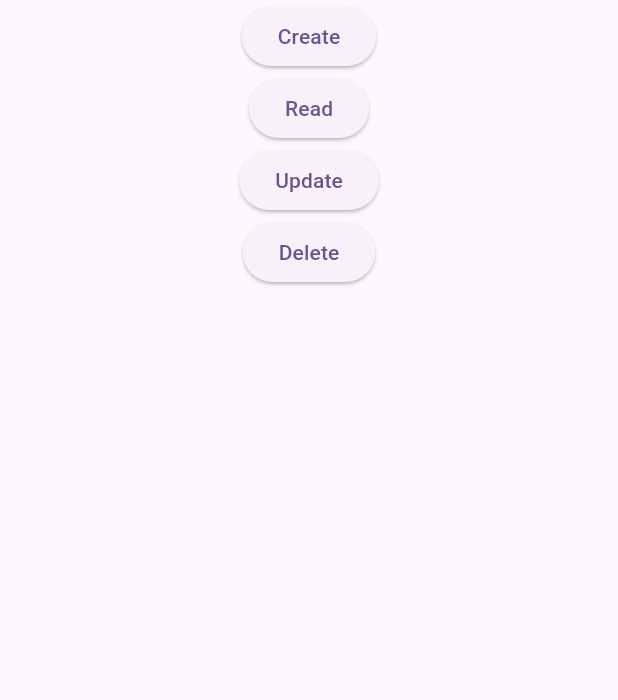
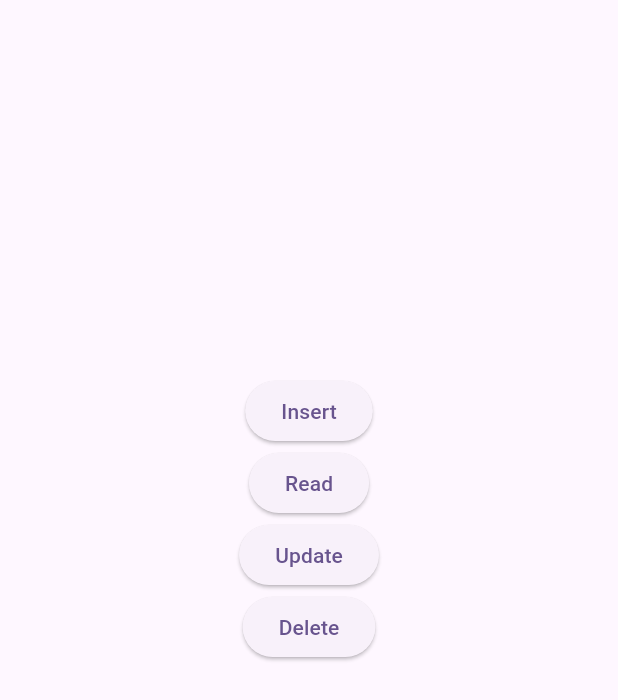
Before and after one commit to manmay-sakib/sqlite_database, a Flutter app: the screen it shows after launch, after a tap on "Update", on a phone screen of 412 x 824 dp. Shown: the top 700 px of the screen. Run offline on Flutter 3.47's test engine with Material 2 defaults, Android fonts, the phone set to English and light mode, and no system bars; our stand-ins replace sqflite; accounts and stored records are empty.

```diff
--- a/lib/main.dart
+++ b/lib/main.dart
@@ -1,4 +1,5 @@
 import 'package:flutter/material.dart';
+import 'package:sqlite_database/db_helper.dart';
 
 void main() {
   runApp(const MyApp());
@@ -28,17 +29,46 @@ class DatabaseScreen extends StatelessWidget {
   Widget build(BuildContext context) {
     return Scaffold(
       body: Center(
+        child: Padding(
+          padding: const EdgeInsets.only(top: 250),
           child: Column(
             children: [
               //create button
-            ElevatedButton(onPressed: () {}, child: Text("Create")),
+              ElevatedButton(
+                onPressed: () async {
+                  await DatabaseHelper.instance.insertRecord({
+                    DatabaseHelper.ColumnName: 'Flutter',
+                  });
+                },
+                child: Text("Insert"),
+              ),
               //read button
-            ElevatedButton(onPressed: () {}, child: Text("Read")),
+              ElevatedButton(
+                onPressed: () async {
+                  var dbquery = await DatabaseHelper.instance.queryRecord();
+                  print(dbquery);
+                },
+                child: Text("Read"),
+              ),
               //update button
-            ElevatedButton(onPressed: () {}, child: Text("Update")),
+              ElevatedButton(
+                onPressed: () async {
+                  await DatabaseHelper.instance.update({
+                    DatabaseHelper.ColumnId: 1,
+                    DatabaseHelper.ColumnName: "Dhaka"
+                  });
+                },
+                child: Text("Update"),
+              ),
               //delete button
-            ElevatedButton(onPressed: () {}, child: Text("Delete")),
+              ElevatedButton(
+                onPressed: () async {
+                  await DatabaseHelper.instance.deleteRecord(2);
+                },
+                child: Text("Delete"),
+              ),
             ],
+          ),
         ),
       ),
     );
```
Also changed, not shown: lib/db_helper.dart (+14 -18 lines). Lines whose indentation alone changed are shown as unchanged.
